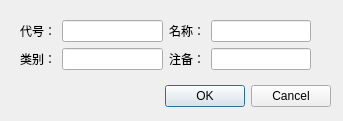
Imrono/myFinance, file myInsertModifyAccount.ui: the form before one commit.
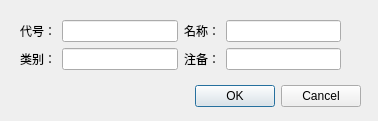
The form after the commit.

```diff
--- a/myInsertModifyAccount.ui
+++ b/myInsertModifyAccount.ui
@@ -6,7 +6,7 @@
    <rect>
     <x>0</x>
     <y>0</y>
-    <width>343</width>
+    <width>378</width>
     <height>121</height>
    </rect>
   </property>
@@ -16,7 +16,7 @@
   <widget class="QDialogButtonBox" name="buttonBox">
    <property name="geometry">
     <rect>
-     <x>160</x>
+     <x>190</x>
      <y>80</y>
      <width>171</width>
      <height>32</height>
@@ -34,7 +34,7 @@
     <rect>
      <x>20</x>
      <y>20</y>
-     <width>291</width>
+     <width>321</width>
      <height>51</height>
     </rect>
    </property>
```
